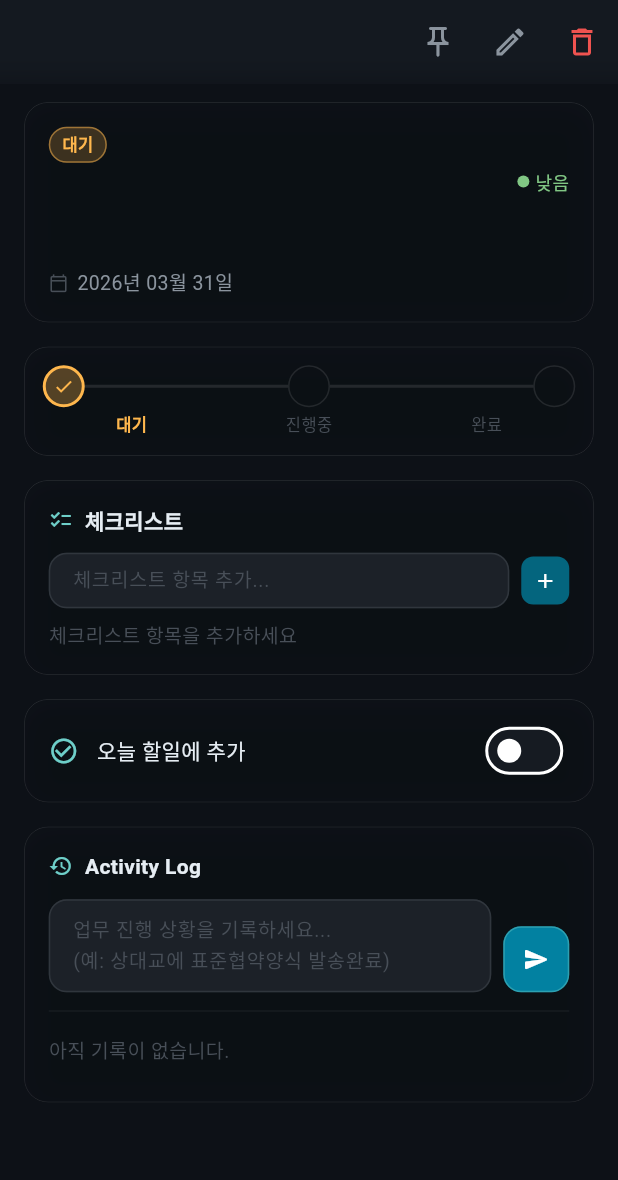
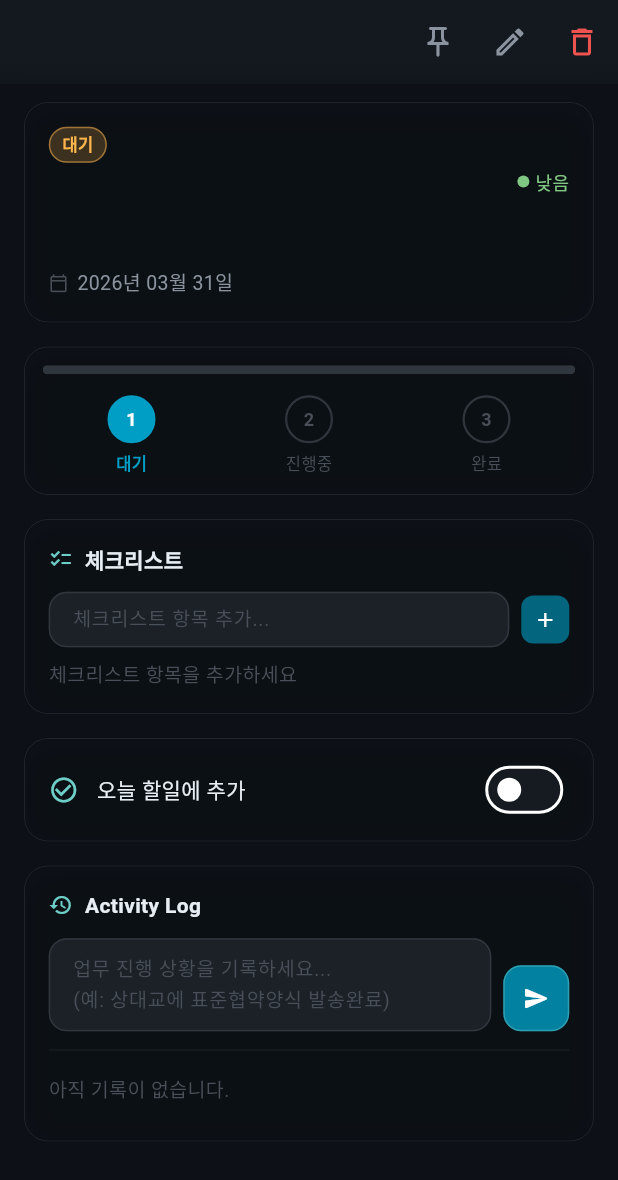
Before and after one commit to isaquinho9610-cell/gosimbago, a Flutter app: the _TaskDetailContent screen opened directly with empty values, on a phone screen of 412 x 824 dp. Shown: the top 1180 px of the screen. Run offline on Flutter 3.47's test engine with Material 3 defaults, Android fonts, the phone set to English and light mode, and no system bars; our stand-ins replace drift, flutter_animate, flutter_riverpod, flutter_secure_storage, go_router, supabase_flutter and 1 more; accounts and stored records are empty; generated files the repository leaves out were written again.

Commit message:
Redesign status stepper: unified color + full progress bar
Co-Authored-By: Claude Opus 4.6 (1M context) <noreply@anthropic.com>

```diff
--- a/lib/presentation/screens/task_detail/task_detail_screen.dart
+++ b/lib/presentation/screens/task_detail/task_detail_screen.dart
@@ -418,20 +418,39 @@ class _StatusStepper extends ConsumerWidget {
   const _StatusStepper({required this.task});
   final TaskModel task;
 
+  static const _accentColor = AppColors.mediumBlue;
+
   @override
   Widget build(BuildContext context, WidgetRef ref) {
     final actions = ref.read(taskActionsProvider);
-    final statuses = TaskStatus.values;
+    final currentIndex = task.status.index;
 
-    return Row(
-      children: statuses.asMap().entries.map((e) {
+    return Column(
+      children: [
+        // 프로그레스 바
+        ClipRRect(
+          borderRadius: BorderRadius.circular(4),
+          child: SizedBox(
+            height: 6,
+            child: LinearProgressIndicator(
+              value: currentIndex / (TaskStatus.values.length - 1),
+              backgroundColor: AppColors.border,
+              valueColor: const AlwaysStoppedAnimation(_accentColor),
+            ),
+          ),
+        ),
+        const SizedBox(height: 14),
+        // 단계 버튼들
+        Row(
+          children: TaskStatus.values.asMap().entries.map((e) {
             final status = e.value;
-        final isCurrent = task.status == status;
-        final isPast = e.key < task.status.index;
+            final isCurrent = e.key == currentIndex;
+            final isPast = e.key < currentIndex;
+            final isActive = isCurrent || isPast;
 
             return Expanded(
               child: GestureDetector(
-            onTap: task.status != status
+                onTap: !isCurrent
                     ? () {
                         final completedAt = status == TaskStatus.completed ? DateTime.now() : null;
                         actions.updateTask(task.copyWith(status: status, completedAt: completedAt));
@@ -439,46 +458,41 @@ class _StatusStepper extends ConsumerWidget {
                     : null,
                 child: Column(
                   children: [
-                Row(children: [
-                  if (e.key > 0)
-                    Expanded(
-                        child: Container(
-                            height: 2,
-                            color: isPast ? status.color : AppColors.glassBorder)),
                     Container(
-                    width: 28,
-                    height: 28,
+                      width: 32,
+                      height: 32,
                       decoration: BoxDecoration(
                         shape: BoxShape.circle,
-                      color: isCurrent || isPast
-                          ? status.color.withValues(alpha: 0.3)
+                        color: isCurrent
+                            ? _accentColor
+                            : isPast
+                                ? _accentColor.withValues(alpha: 0.2)
                                 : Colors.transparent,
                         border: Border.all(
-                        color: isCurrent || isPast
-                            ? status.color
-                            : AppColors.glassBorder,
-                        width: isCurrent ? 2 : 1,
+                          color: isActive ? _accentColor : AppColors.border,
+                          width: isCurrent ? 2.5 : 1.5,
                         ),
                       ),
-                    child: isCurrent || isPast
-                        ? Icon(Icons.check, size: 14, color: status.color)
-                        : null,
+                      child: Center(
+                        child: isPast && !isCurrent
+                            ? const Icon(Icons.check, size: 16, color: _accentColor)
+                            : Text(
+                                '${e.key + 1}',
+                                style: TextStyle(
+                                  color: isCurrent ? Colors.white : isActive ? _accentColor : AppColors.textHint,
+                                  fontSize: 12,
+                                  fontWeight: FontWeight.w700,
                                 ),
-                  if (e.key < statuses.length - 1)
-                    Expanded(
-                        child: Container(
-                            height: 2,
-                            color: isPast
-                                ? AppColors.statusCompleted
-                                : AppColors.glassBorder)),
-                ]),
-                const SizedBox(height: 4),
+                              ),
+                      ),
+                    ),
+                    const SizedBox(height: 6),
                     Text(
                       status.label,
                       style: TextStyle(
-                    color: isCurrent ? status.color : AppColors.textHint,
+                        color: isCurrent ? _accentColor : isPast ? AppColors.textSecondary : AppColors.textHint,
                         fontSize: 11,
-                    fontWeight: isCurrent ? FontWeight.w600 : FontWeight.normal,
+                        fontWeight: isCurrent ? FontWeight.w700 : FontWeight.normal,
                       ),
                     ),
                   ],
@@ -486,6 +500,8 @@ class _StatusStepper extends ConsumerWidget {
               ),
             );
           }).toList(),
+        ),
+      ],
     );
   }
 }
```
Lines whose indentation alone changed are shown as unchanged.
